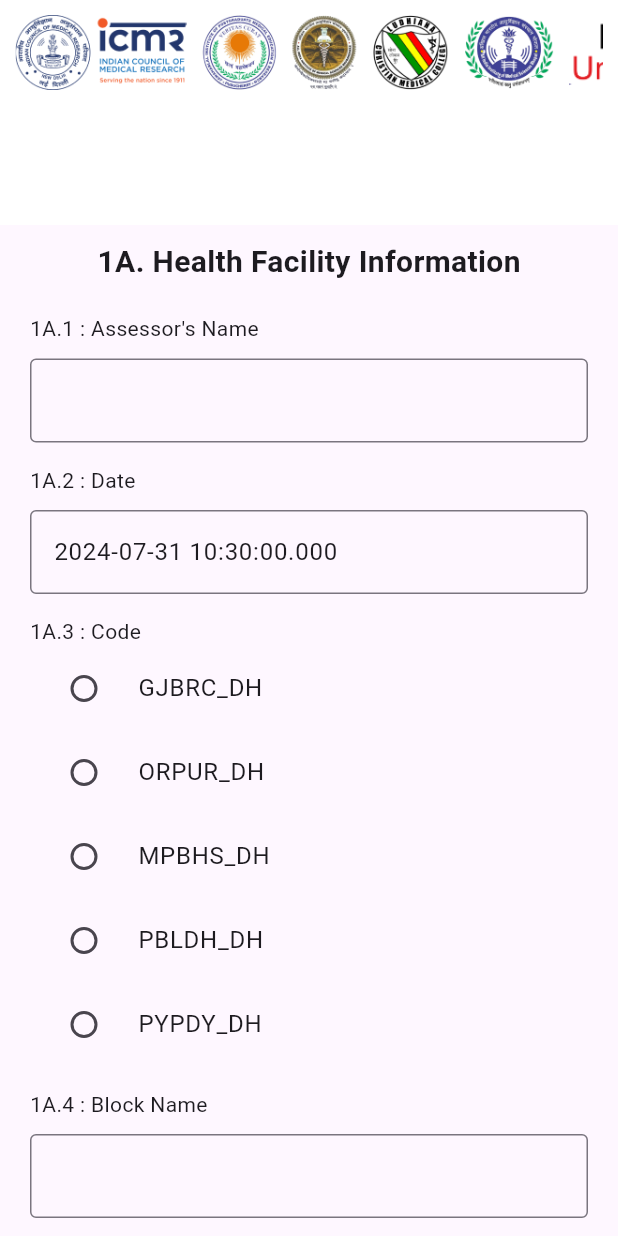
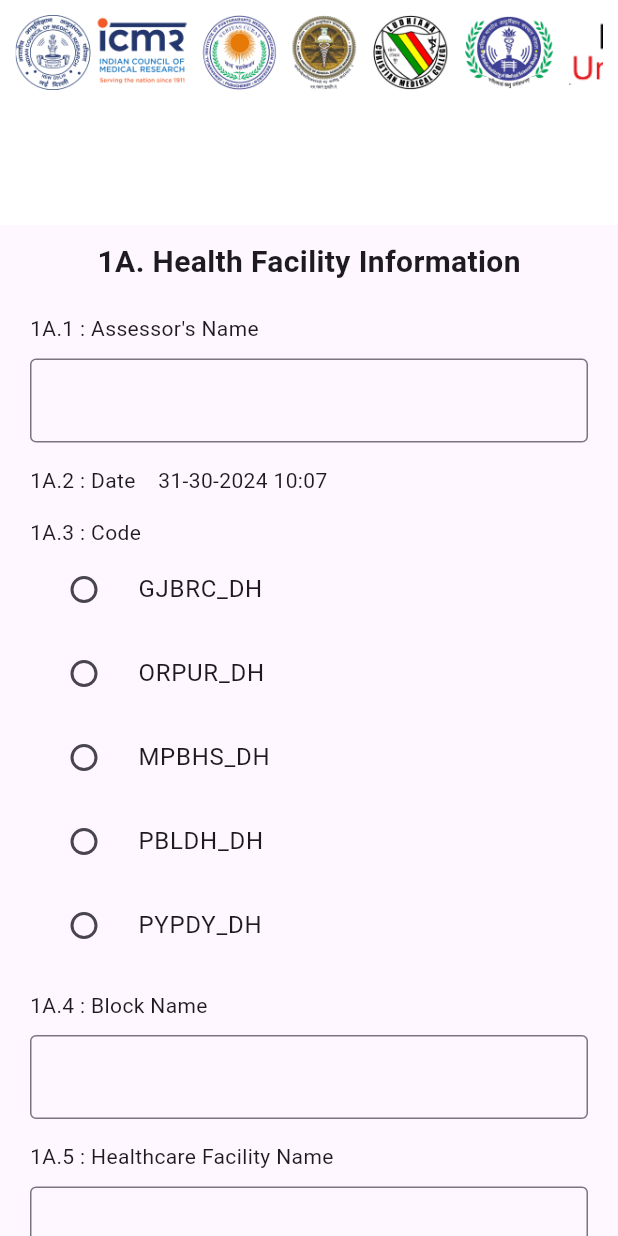
Before and after one commit to JayGandhi1709/ICMR_APP, a Flutter app: the screen it shows after launch, on a phone screen of 412 x 824 dp. Run offline on Flutter 3.47's test engine with Material 3 defaults, Android fonts, the phone set to English and light mode, and no system bars; our stand-ins replace form_builder_validators.

Commit message:
Form Components Changes

```diff
--- a/lib/components/custom_checkbox_form_field.dart
+++ b/lib/components/custom_checkbox_form_field.dart
@@ -55,8 +55,31 @@
                         },
                       ),
                       if (option.isOther && option.isSelected)
-                        Padding(
-                          padding: const EdgeInsets.symmetric(horizontal: 16.0),
+                        option.isOtherDate
+                            ? Padding(
+                                padding: const EdgeInsets.symmetric(
+                                    horizontal: 16.0),
+                                child: TextFormField(
+                                  decoration: InputDecoration(
+                                    labelText: 'Please specify',
+                                    errorText: option.error,
+                                  ),
+
+                                  validator: (value) {
+                                    if (option.isOther &&
+                                        option.isSelected &&
+                                        value!.isEmpty) {
+                                      option.error = 'Please specify';
+                                      return 'Please specify the other option';
+                                    }
+                                    return null;
+                                  },
+                                ),
+                              )
+
+                            : Padding(
+                                padding: const EdgeInsets.symmetric(
+                                    horizontal: 16.0),
                                 child: TextFormField(
                                   // initialValue: option.value,
                                   decoration: InputDecoration(
@@ -71,7 +94,8 @@
                                     onChanged?.call(state.value!);
                                     controller.clear();
                                     controller.addAll(
-                                CheckBoxOption.getSelectedOptions(state.value!),
+                                      CheckBoxOption.getSelectedOptions(
+                                          state.value!),
                                     );
                                   },
                                   validator: (value) {
--- /dev/null
+++ b/lib/components/custom_date.dart
@@ -0,0 +1,25 @@
+import 'package:flutter/material.dart';
+import 'package:intl/intl.dart';
+
+class CustomDate extends StatelessWidget {
+  const CustomDate({
+    super.key,
+    required this.title,
+  });
+
+  final String title;
+
+  @override
+  Widget build(BuildContext context) {
+    return Row(
+      crossAxisAlignment: CrossAxisAlignment.start,
+      mainAxisAlignment: MainAxisAlignment.start,
+      children: [
+        Text(title),
+        const SizedBox(width: 15),
+        Text(DateFormat("dd-mm-yyyy hh:MM").format(DateTime.now())),
+        // Text(DateTime.now().toString()),
+      ],
+    );
+  }
+}
--- a/lib/components/models/checkbox_option.dart
+++ b/lib/components/models/checkbox_option.dart
@@ -3,6 +3,7 @@
   final bool isOther;
   bool isSelected;
   String? error;
+  final bool isOtherDate;
   String value;
 
   CheckBoxOption({
@@ -10,6 +11,7 @@
     this.isOther = false,
     this.isSelected = false,
     this.error,
+    this.isOtherDate = false,
     this.value = "",
   });
 
--- a/lib/components/models/question.dart
+++ b/lib/components/models/question.dart
@@ -1,13 +1,23 @@
+import 'package:flutter/services.dart';
+
 class Question {
   final String type;
   final String question;
   final List<dynamic>? options;
+  final String? Function(String?)? validator;
+  final List<TextInputFormatter>? inputformatters;
+  TextInputType? keyboardType;
+  final bool isOtherDate;
   dynamic value;
 
   Question({
     required this.type,
     required this.question,
     this.options,
+    this.validator,
+    this.inputformatters,
+    this.keyboardType,
+    this.isOtherDate = false,
     required this.value,
   });
 }
--- a/lib/pages/homePage/home_page.dart
+++ b/lib/pages/homePage/home_page.dart
@@ -45,7 +45,7 @@
       value: TextEditingController(),
     ),
     Question(
-      type: 'text',
+      type: 'date',
       question: "1A.2 : Date",
       value: TextEditingController(text: DateTime.now().toString()),
     ),
@@ -97,13 +97,13 @@
       value: TextEditingController(),
     ),
     Question(
-      type: 'radio',
+      type: 'checkbox',
       question: '1A.11 : Type of Health Care facility',
-      options: <RadioOption>[
-        RadioOption(label: "District Hospital (DH)"),
-        RadioOption(label: "Tertiary care center", isOther: true),
+      options: <CheckBoxOption>[
+        CheckBoxOption(label: "District Hospital (DH)"),
+        CheckBoxOption(label: "Tertiary care center", isOther: true,isOtherDate: true),
       ],
-      value: '',
+      value: <String>[],
     ),
   ];
 
--- a/lib/pages/homePage/my_form.dart
+++ b/lib/pages/homePage/my_form.dart
@@ -1,7 +1,6 @@
 import 'package:flutter/material.dart';
-import 'package:flutter/services.dart';
-import 'package:form_builder_validators/form_builder_validators.dart';
 import 'package:icmr/components/custom_checkbox_form_field.dart';
+import 'package:icmr/components/custom_date.dart';
 import 'package:icmr/components/custom_radio_form_field.dart';
 import 'package:icmr/components/custome_text_form_field.dart';
 import 'package:icmr/components/models/checkbox_option.dart';
@@ -41,6 +40,8 @@
                   ? CustomTextFormField(
                       title: question.question,
                       controller: question.value,
+                      validator: question.validator,
+                      inputformatters: question.inputformatters,
                     )
                   : question.type == 'checkbox'
                       ? CustomCheckBoxFormField(
@@ -61,7 +62,9 @@
                               },
                               controller: question.value,
                             )
-                          : const SizedBox.shrink(),
+                          : question.type == "date"
+                              ? CustomDate(title: question.question)
+                              : const SizedBox.shrink(),
             );
 
             // if (question.type == "text") {
--- a/pubspec.yaml
+++ b/pubspec.yaml
@@ -36,6 +36,7 @@
   cupertino_icons: ^1.0.6
   flutter_form_builder: ^9.3.0
   form_builder_validators: ^11.0.0
+  intl: ^0.19.0
 
 dev_dependencies:
   flutter_test:
```
Also changed, not shown: pubspec.lock. Lines whose indentation alone changed are shown as unchanged.
